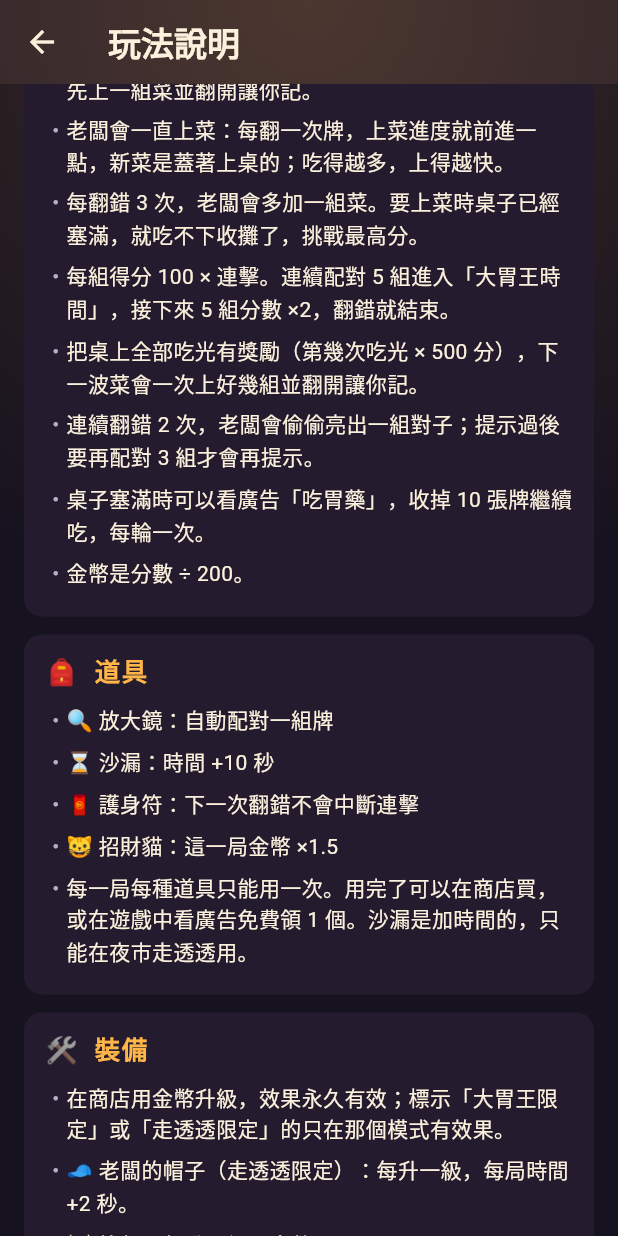
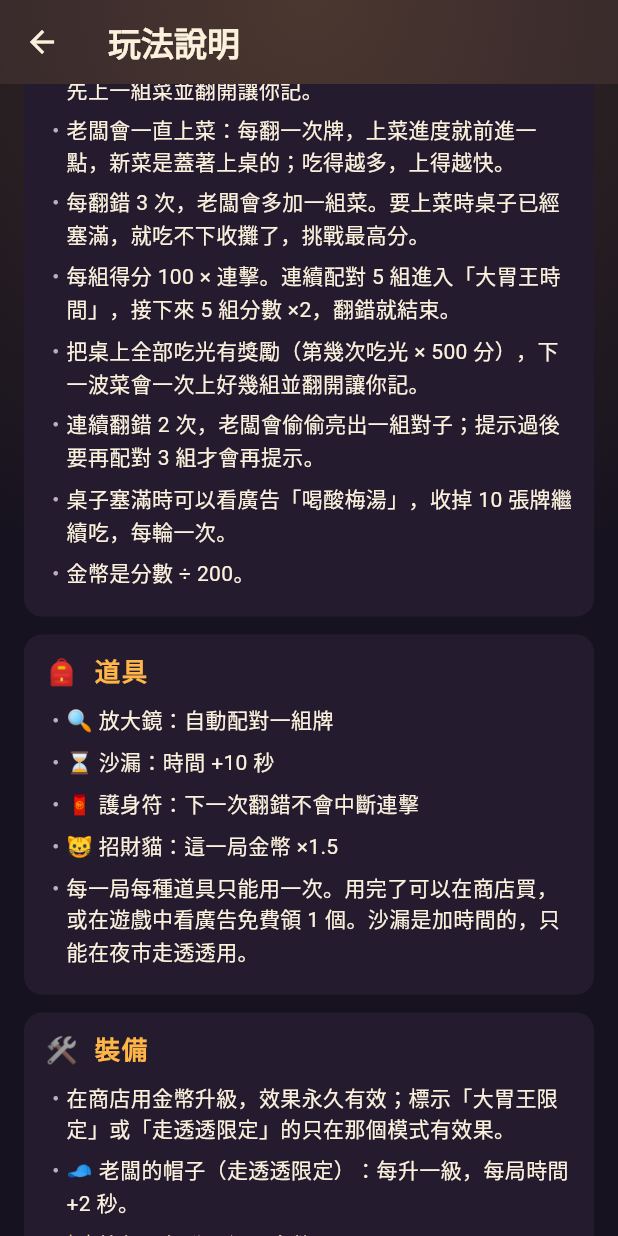
Before and after one commit to Kilik6/night-market-match, a Flutter app: the HowToPlayScreen screen opened directly, scrolled down 576 dp, on a phone screen of 412 x 824 dp. Run offline on Flutter 3.47's test engine with Material 3 defaults, Android fonts, the phone set to English and light mode, and no system bars; our stand-ins replace audioplayers, flutter_local_notifications, flutter_timezone, google_mobile_ads, in_app_purchase, share_plus and 2 more; missing offline and left inert: app_tracking_transparency; accounts and stored records are empty; statements that could not run were skipped.

Commit message:
大胃王續玩「吃胃藥」改名「喝酸梅湯」，版本 1.0.0 (5)

```diff
--- a/lib/game/achievements.dart
+++ b/lib/game/achievements.dart
@@ -51,7 +51,7 @@ const achievements = <Achievement>[
   Achievement(id: 'tour', name: '全台走透透', description: '通過全部 18 攤', metric: Metric.levelsCleared, target: 18, skinId: 'tour'),
   Achievement(id: 'god', name: '夜市之神', description: '54 顆星全部拿到', metric: Metric.totalStars, target: 54, skinId: 'god'),
   // 夜市大胃王（老闆一直上菜，20 格塞滿就結束，翻錯 3 次加一組）。目標依模擬估算：只記得 4 張牌的玩家單輪中位數約 75000 分、107 組；
-  // 記 6 張約 110000 分、135 組；記 8 張以上約 155000 分、144 組。200000 分要靠裝備、道具和吃胃藥
+  // 記 6 張約 110000 分、135 組；記 8 張以上約 155000 分、144 組。200000 分要靠裝備、道具和喝酸梅湯
   Achievement(id: 'endless_first', name: '開吃！', description: '玩完 1 輪夜市大胃王', metric: Metric.endlessRounds, target: 1, coins: 50),
   Achievement(id: 'endless_50000', name: '吃飽飽', description: '夜市大胃王單輪 50000 分', metric: Metric.endlessBest, target: 50000, coins: 100),
   Achievement(id: 'endless_100000', name: '越吃越順', description: '夜市大胃王單輪 100000 分', metric: Metric.endlessBest, target: 100000, coins: 300),
--- a/lib/screens/endless_screen.dart
+++ b/lib/screens/endless_screen.dart
@@ -201,7 +201,7 @@ class EndlessScreenState extends State<EndlessScreen> {
   /// 這一輪開始前已達成的成就，用來判斷這輪新達成了哪些。
   Set<String> _achievedAtStart = {};
 
-  /// 這一輪是否已經算進「累積玩幾輪」。廣告失敗會重開結算視窗、吃胃藥後會再結算一次，都只算一次。
+  /// 這一輪是否已經算進「累積玩幾輪」。廣告失敗會重開結算視窗、喝酸梅湯後會再結算一次，都只算一次。
   bool _roundCounted = false;
 
   /// 播廣告、問要不要離開、結算時暫停翻牌記憶的倒數。
@@ -691,7 +691,7 @@ class EndlessScreenState extends State<EndlessScreen> {
     ));
   }
 
-  /// 桌子塞滿：先存最高分（吃胃藥後分數只會更高），再問要吃胃藥、再一輪還是離開。
+  /// 桌子塞滿：先存最高分（喝酸梅湯後分數只會更高），再問要喝酸梅湯、再一輪還是離開。
   Future<void> _showEndDialog() async {
     if (widget.dailyChallenge) {
       await _store.recordDailyChallenge(_game.score);
@@ -743,10 +743,10 @@ class EndlessScreenState extends State<EndlessScreen> {
           '獲得 🪙 $coins',
           for (final a in newAchievements) '🏆 成就達成：${a.name}',
         ],
-        // 每日挑戰為了公平不能吃胃藥，改成看廣告金幣 ×2
+        // 每日挑戰為了公平不能喝酸梅湯，改成看廣告金幣 ×2
         adLabel: daily
             ? (coins > 0 && !_coinsDoubled ? '看廣告金幣 ×2' : null)
-            : (_game.canRevive ? '看廣告吃胃藥，收掉 ${EndlessGame.reviveRemovePairs * 2} 張' : null),
+            : (_game.canRevive ? '看廣告喝酸梅湯，收掉 ${EndlessGame.reviveRemovePairs * 2} 張' : null),
         // 每日挑戰一天只能玩一次，沒有再一輪
         primaryLabel: widget.dailyChallenge ? null : '再吃一輪',
         leaveLabel: '回到首頁',
@@ -778,19 +778,19 @@ class EndlessScreenState extends State<EndlessScreen> {
       final earned = await _watchRewarded();
       if (!mounted) return;
       if (earned && _game.revive()) {
-        setState(() => _message = '吃了胃藥，桌上收掉 ${EndlessGame.reviveRemovePairs * 2} 張，繼續吃！');
+        setState(() => _message = '喝了酸梅湯，桌上收掉 ${EndlessGame.reviveRemovePairs * 2} 張，繼續吃！');
       } else {
         await _showEndDialog(); // 廣告沒播成功，回到結算視窗
       }
       return;
     }
 
-    // 決定不吃胃藥了才發金幣，吃胃藥後分數還會變
+    // 決定不喝酸梅湯了才發金幣，喝酸梅湯後分數還會變
     await _store.addCoins(coins);
     if (!mounted) return;
     _sounds.play(Sfx.coin);
 
-    // 每玩 [interstitialEvery] 輪播一次插頁廣告；這一輪看過吃胃藥的廣告、或買了移除廣告就不播
+    // 每玩 [interstitialEvery] 輪播一次插頁廣告；這一輪看過喝酸梅湯的廣告、或買了移除廣告就不播
     final rounds = widget.dailyChallenge ? _store.todayCount('challenge_rounds') : _store.endlessRounds;
     if (rounds % interstitialEvery == 0 && !_game.revived && !_store.adsRemoved) {
       await _duringAd(widget.ads.showInterstitial);
--- a/lib/screens/how_to_play_screen.dart
+++ b/lib/screens/how_to_play_screen.dart
@@ -58,7 +58,7 @@ class HowToPlayScreen extends StatelessWidget {
               '每組得分 ${EndlessGame.pointsPerMatch} × 連擊。連續配對 ${EndlessGame.feverAt} 組進入「大胃王時間」，接下來 ${EndlessGame.feverMatches} 組分數 ×${EndlessGame.feverMultiplier}，翻錯就結束。',
               '把桌上全部吃光有獎勵（第幾次吃光 × ${EndlessGame.allClearBonus} 分），下一波菜會一次上好幾組並翻開讓你記。',
               '連續翻錯 ${EndlessGame.bossHintAfterMisses} 次，老闆會偷偷亮出一組對子；提示過後要再配對 ${EndlessGame.bossHintCooldownMatches} 組才會再提示。',
-              '桌子塞滿時可以看廣告「吃胃藥」，收掉 ${EndlessGame.reviveRemovePairs * 2} 張牌繼續吃，每輪一次。',
+              '桌子塞滿時可以看廣告「喝酸梅湯」，收掉 ${EndlessGame.reviveRemovePairs * 2} 張牌繼續吃，每輪一次。',
               '金幣是分數 ÷ ${EndlessGame.scorePerCoin}。',
             ],
           ),
--- a/lib/services/progress_store.dart
+++ b/lib/services/progress_store.dart
@@ -230,7 +230,7 @@ class ProgressStore {
 
   /// 時間到時呼叫（續命後再次時間到也要呼叫）。記錄單輪最高分和最多組數，回傳是否刷新最高分。
   Future<bool> recordEndlessScore(int score, {int matches = 0}) async {
-    // 吃胃藥後會再呼叫一次，所以這個任務只記一次
+    // 喝酸梅湯後會再呼叫一次，所以這個任務只記一次
     if (score >= 10000 && dailyProgress('endless_score') == 0) _bumpDaily('endless_score');
     if (matches > endlessBestMatches) await _prefs.setInt(_endlessBestMatchesKey, matches);
     if (score <= endlessBest) return false;
--- a/pubspec.yaml
+++ b/pubspec.yaml
@@ -16,7 +16,7 @@ publish_to: 'none' # Remove this line if you wish to publish to pub.dev
 # https://developer.apple.com/library/archive/documentation/General/Reference/InfoPlistKeyReference/Articles/CoreFoundationKeys.html
 # In Windows, build-name is used as the major, minor, and patch parts
 # of the product and file versions while build-number is used as the build suffix.
-version: 1.0.0+4
+version: 1.0.0+5
 
 environment:
   sdk: ^3.6.1
```
Also changed, not shown: lib/game/endless_game.dart (+4 -4 lines), 2 other files.
